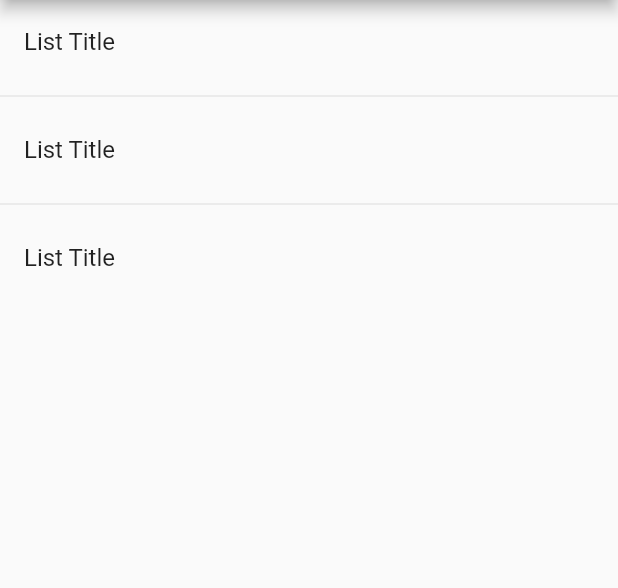
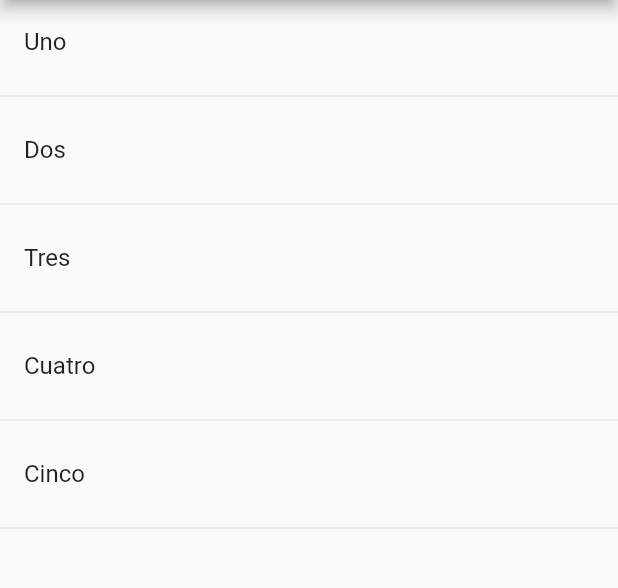
Before and after one commit to AaronPitarch/Flutter---Componentes, a Flutter app: the screen it shows after launch, on a phone screen of 412 x 824 dp, the part 84-672 px from its top. Run offline on Flutter 3.47's test engine with Material 2 defaults, Android fonts, the phone set to English and light mode, and no system bars.

Commit message:
Crear ListTile

```diff
--- a/lib/main.dart
+++ b/lib/main.dart
@@ -8,7 +8,7 @@ import 'package:flutter/material.dart';
 
    @override
    Widget build(BuildContext context) {
-     return const MaterialApp(
+     return MaterialApp(
        title: 'Componentes App',
        debugShowCheckedModeBanner: false,
 
--- a/lib/src/pages/home_temp.dart
+++ b/lib/src/pages/home_temp.dart
@@ -1,32 +1,36 @@
 import 'package:flutter/material.dart';
 
 class HomePageTemp extends StatelessWidget {
-  const HomePageTemp({super.key});
+  HomePageTemp({super.key});
+
+  final opciones = ['Uno', 'Dos', 'Tres', 'Cuatro', 'Cinco'];
 
   @override
   Widget build(BuildContext context) {
     return Scaffold(
       appBar: AppBar(
-        title: Text('Componentes Temp'),
+        title: const Text('Componentes Temp'),
       ),
 
       body: ListView(
-        children: const [
-          ListTile(
-            title: Text('List Title'),
-          ),
-          Divider(),
-
-          ListTile(
-            title: Text('List Title'),
-          ),
-          Divider(),
-
-          ListTile(
-            title: Text('List Title'),
-          ),
-        ],
+        children: _crearItems()
       ),
     );
   }
+
+  List<Widget> _crearItems() {
+    List<Widget> lista = <Widget>[];
+
+    for (String opt in opciones) {
+      final tempWidget = ListTile(
+        title: Text(opt)
+      );
+
+      lista.add(tempWidget);
+      lista.add( const Divider());
+    }
+
+    return lista;
+  }
+
 }
```
